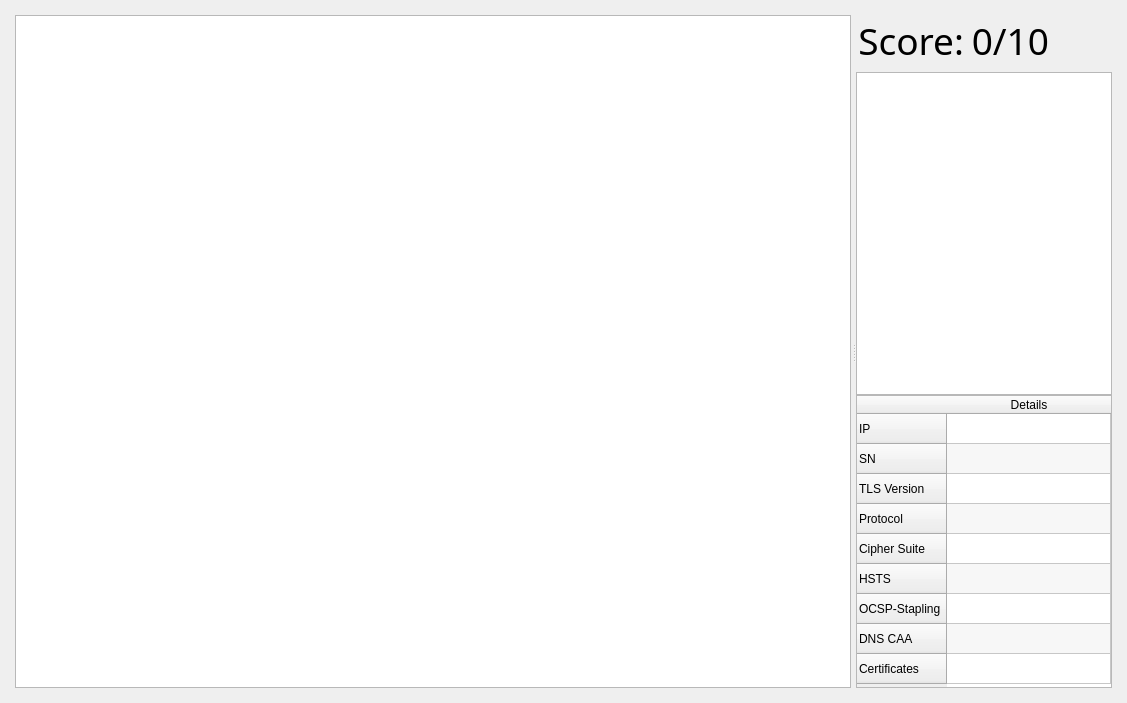
Old version of the form qt_files/display_window.ui in the repository sondresolb/certificate-visualize.
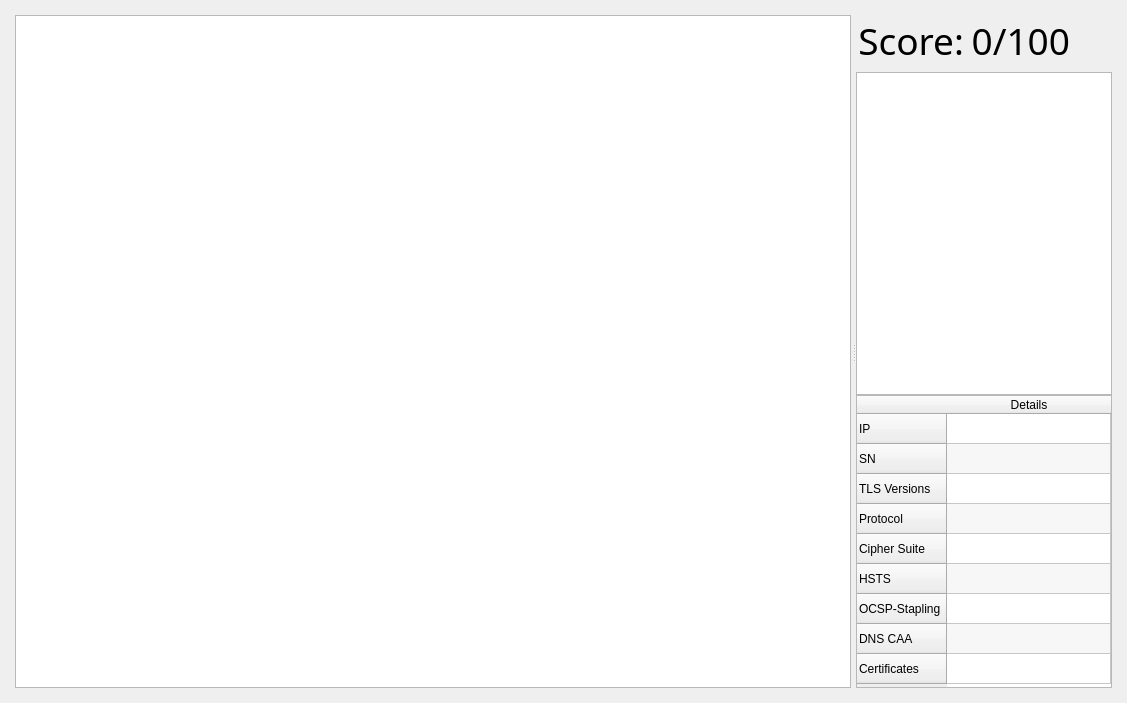
New version of the form. Icons and pictures are not drawn.

Commit message: added score and light with treshold in gui. Now raising for sha1 signature in endcert and intermediates. small bug fixes

The edit to the form file:
```diff
--- a/qt_files/display_window.ui
+++ b/qt_files/display_window.ui
@@ -171,7 +171,7 @@
             <enum>QFrame::Plain</enum>
            </property>
            <property name="text">
-            <string>0/10</string>
+            <string>0/100</string>
            </property>
            <property name="textFormat">
             <enum>Qt::AutoText</enum>
@@ -310,7 +310,7 @@
           </row>
           <row>
            <property name="text">
-            <string>TLS Version</string>
+            <string>TLS Versions</string>
            </property>
            <property name="toolTip">
             <string>Transport Layer Security
```
The commit also changes 5 other files.
